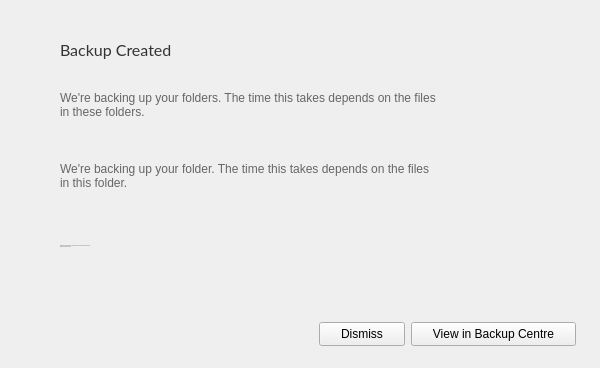
This is src/MEGASync/gui/linux/BackupsWizard.ui in meganz/MEGAsync as Qt 5 draws it before an edit. The edited form follows.
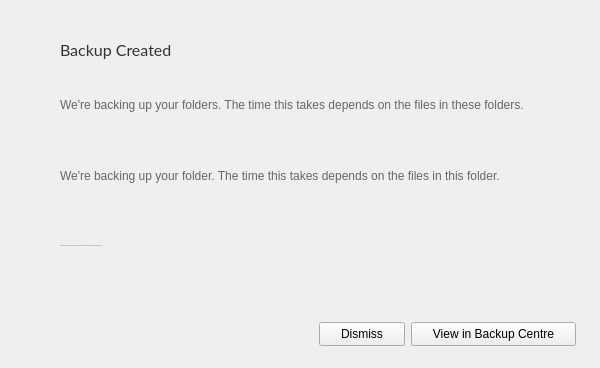
This is the edited form. Icons and pictures are not drawn.

Commit message: wordwrap for linux backup wizard dialogs

What changed in the file:
```diff
--- a/src/MEGASync/gui/linux/BackupsWizard.ui
+++ b/src/MEGASync/gui/linux/BackupsWizard.ui
@@ -959,8 +959,10 @@
 }</string>
              </property>
              <property name="text">
-              <string>We're backing up your folders. The time this takes depends on the files 
-in these folders.</string>
+              <string>We're backing up your folders. The time this takes depends on the files in these folders.</string>
+             </property>
+             <property name="wordWrap">
+              <bool>true</bool>
              </property>
             </widget>
            </item>
@@ -972,8 +974,10 @@
 }</string>
              </property>
              <property name="text">
-              <string>We're backing up your folder. The time this takes depends on the files 
-in this folder.</string>
+              <string>We're backing up your folder. The time this takes depends on the files in this folder.</string>
+             </property>
+             <property name="wordWrap">
+              <bool>true</bool>
              </property>
             </widget>
            </item>
@@ -997,8 +1001,10 @@
 }</string>
              </property>
              <property name="text">
-              <string>Folders will be stored in the Vault and you can check the status of your 
-backups in Backup Centre.</string>
+              <string>Folders will be stored in the Vault and you can check the status of your backups in Backup Centre.</string>
+             </property>
+             <property name="wordWrap">
+              <bool>true</bool>
              </property>
             </widget>
            </item>
```
The commit also changes 1 other file.
